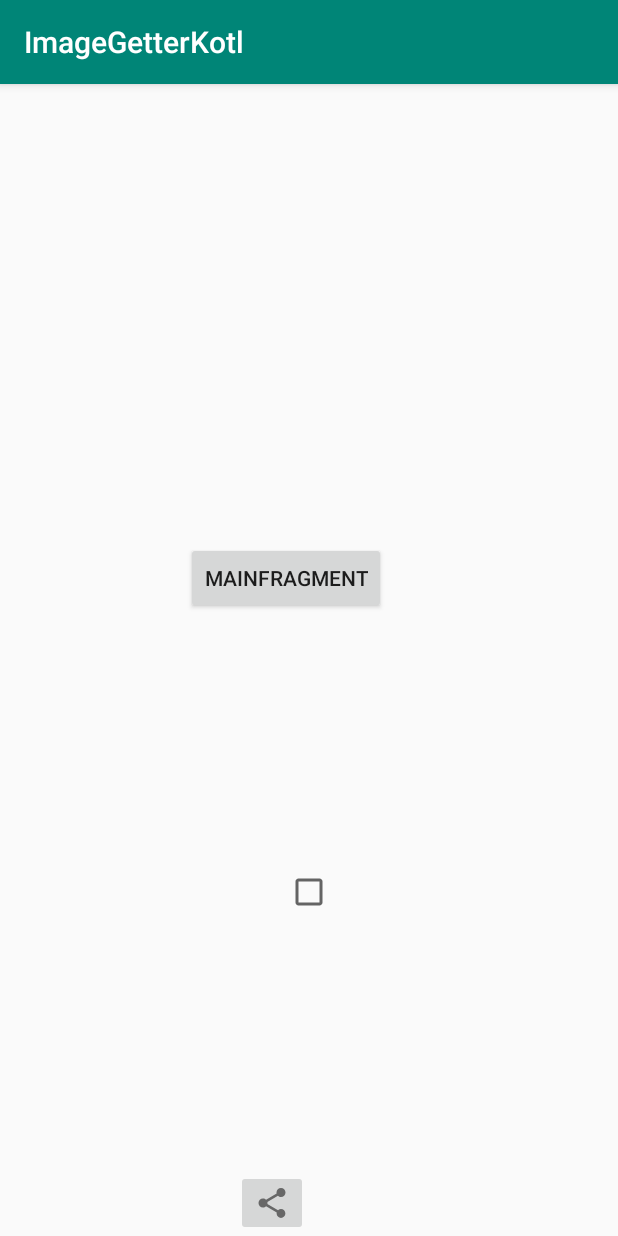
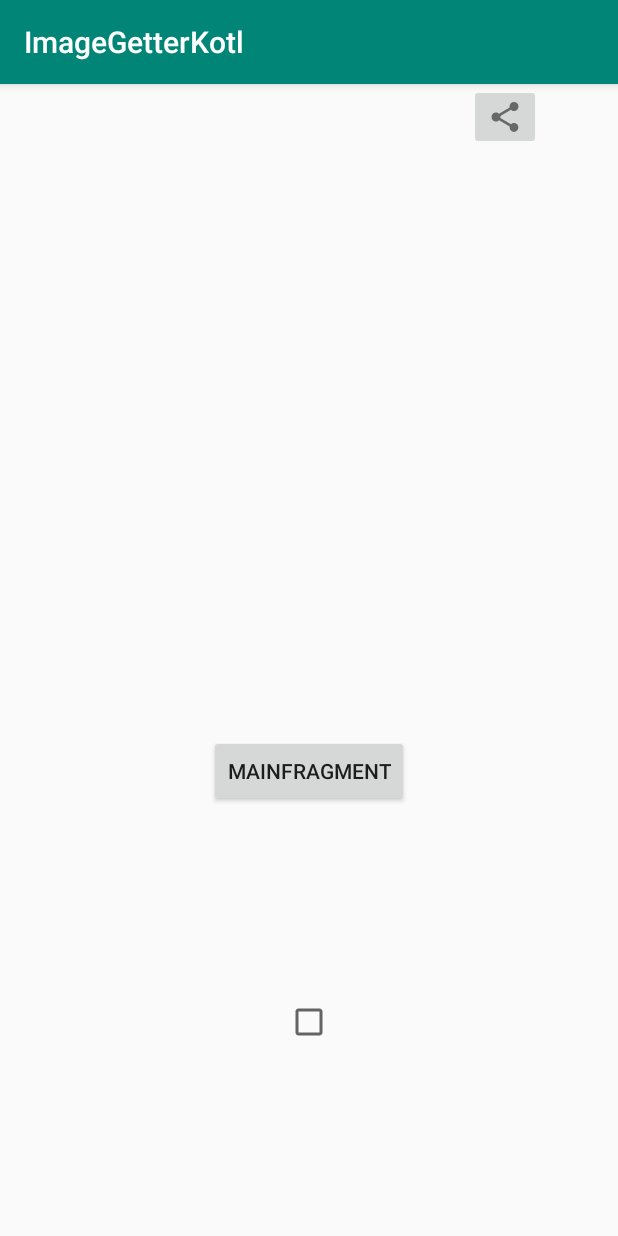
Before and after one commit to since85stas/ImageGetterKotl, an Android app: the screen it shows after launch (MainActivity), on a phone screen of 412 x 824 dp. Run offline under Robolectric (Android 15) with nearby library versions, the phone set to English and light mode, and no system bars; our stand-ins replace data binding; pictures from the network do not load; 1 statement that could not run was skipped.

```diff
--- a/app/src/main/AndroidManifest.xml
+++ b/app/src/main/AndroidManifest.xml
@@ -12,7 +12,7 @@
         android:allowBackup="true"
         android:icon="@mipmap/ic_launcher"
         android:label="@string/app_name"
-        android:roundIcon="@mipmap/ic_launcher_round"
+        android:roundIcon="@drawable/caticon"
         android:supportsRtl="true"
         android:theme="@style/AppTheme">
 
--- a/app/src/main/java/stas/batura/imagegetterkotl/BindingAdapters.kt
+++ b/app/src/main/java/stas/batura/imagegetterkotl/BindingAdapters.kt
@@ -82,9 +82,9 @@ fun bindImage(catImageView: ImageView, bitmap: Bitmap?) {
 @BindingAdapter("getButtonStatus")
 fun bindButtonStatus(button:Button, status: Boolean) {
     if (status) {
-        button.visibility = View.INVISIBLE
+//        button.not
     } else{
-        button.visibility = View.VISIBLE
+//        button.visibility = View.VISIBLE
     }
 }
 
--- a/app/src/main/res/layout/main_fragment.xml
+++ b/app/src/main/res/layout/main_fragment.xml
@@ -25,9 +25,13 @@
             android:visibility="gone"
             catImage="@{mainFragmentModel.imagetBit}"
             android:contentDescription="cat_photo"
+            android:layout_marginTop="24dp"
+            android:adjustViewBounds="true"
+            android:scaleType="fitXY"
             />
 
         <ImageView
+            android:layout_marginTop="24dp"
             android:id="@+id/status_image"
             android:layout_width="200dp"
             android:layout_height="200dp"
@@ -38,6 +42,7 @@
             imageStatus="@{mainFragmentModel.imageStatus}"
             android:adjustViewBounds="true"
             android:scaleType="fitXY"
+            android:contentDescription="cat_photo"
             />
 
         <Button
@@ -49,47 +54,44 @@
             android:text="MainFragment"
             app:layout_constraintBottom_toBottomOf="parent"
             app:layout_constraintEnd_toEndOf="parent"
-            app:layout_constraintHorizontal_bias="0.445"
             app:layout_constraintStart_toStartOf="parent"
-            app:layout_constraintTop_toBottomOf="@+id/cat_image_view"
+            app:layout_constraintTop_toBottomOf="@+id/status_image"
             app:layout_constraintVertical_bias="0.424" />
 
         <CheckBox
             android:id="@+id/cat_says_checkbox"
             android:layout_width="wrap_content"
             android:layout_height="wrap_content"
-            app:layout_constraintBottom_toTopOf="@+id/share_button"
+            android:onClick="@{() -> mainFragmentModel.onSaysCheckBoxClicked()}"
+            app:layout_constraintBottom_toBottomOf="parent"
             app:layout_constraintEnd_toEndOf="parent"
             app:layout_constraintStart_toStartOf="parent"
-            app:layout_constraintTop_toBottomOf="@+id/test_view"
-            android:onClick="@{() -> mainFragmentModel.onSaysCheckBoxClicked()}"
-            />
+            app:layout_constraintTop_toBottomOf="@+id/test_view" />
 
         <EditText
             android:id="@+id/edit_text_view"
+            addEditTextWather="@{mainFragmentModel.editTextWatcher}"
+            saysTextBoxState="@{mainFragmentModel.saysCheckBoxEnable}"
             android:layout_width="match_parent"
             android:layout_height="wrap_content"
             android:hint="text"
-            app:layout_constraintBottom_toTopOf="@+id/share_button"
+            android:visibility="invisible"
+            app:layout_constraintBottom_toBottomOf="parent"
             app:layout_constraintTop_toBottomOf="@+id/cat_says_checkbox"
-            tools:layout_editor_absoluteX="140dp"
-            saysTextBoxState="@{mainFragmentModel.saysCheckBoxEnable}"
-            android:visibility="invisible"
-            addEditTextWather="@{mainFragmentModel.editTextWatcher}"
-            />
+            tools:layout_editor_absoluteX="140dp" />
 
         <ImageButton
-            android:src="@drawable/ic_share_black_24dp"
             android:id="@+id/share_button"
+            shareButtonStatus="@{mainFragmentModel.isShareButtonEnable()}"
             android:layout_width="wrap_content"
             android:layout_height="wrap_content"
             android:onClick="@{() -> mainFragmentModel.onShareImageClicked()}"
-            shareButtonStatus="@{mainFragmentModel.isShareButtonEnable()}"
+            android:src="@drawable/ic_share_black_24dp"
             android:text="share"
-            app:layout_constraintBottom_toBottomOf="parent"
-            app:layout_constraintEnd_toEndOf="parent"
-            app:layout_constraintHorizontal_bias="0.433"
-            app:layout_constraintStart_toStartOf="parent" />
+            app:layout_constraintEnd_toEndOf="@+id/edit_text_view"
+            app:layout_constraintHorizontal_bias="0.435"
+            app:layout_constraintStart_toEndOf="@+id/test_view"
+            tools:layout_editor_absoluteY="376dp" />
 
     </androidx.constraintlayout.widget.ConstraintLayout>
 </layout>
```
Also changed, not shown: app/src/main/res/drawable/caticon.png (added).
